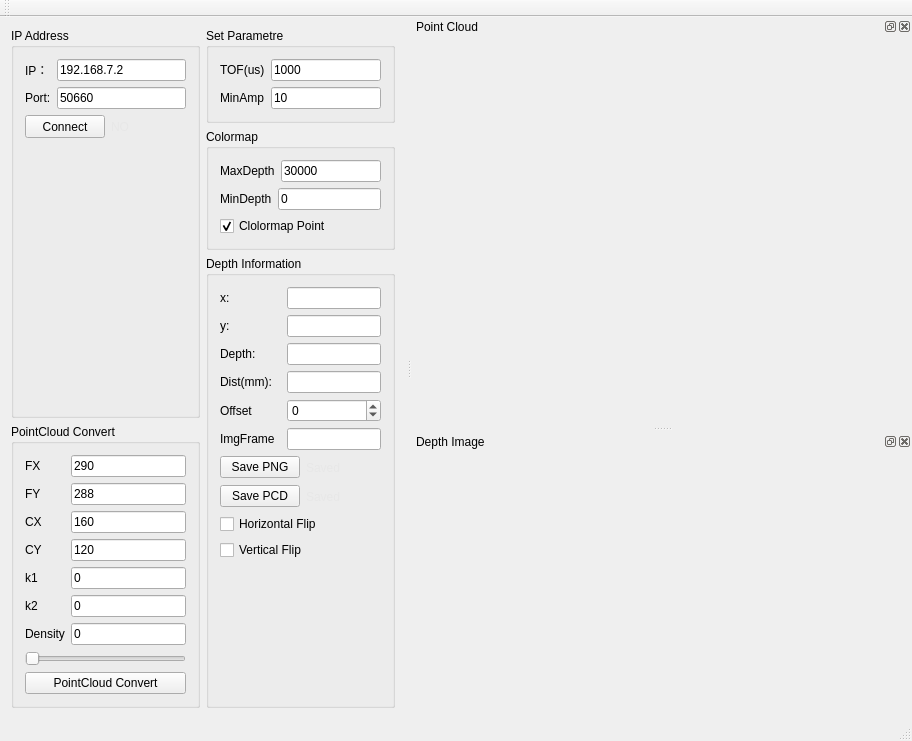
Before: the Qt Designer form SmartEye/SmartEye/smarteye.ui in SHU3DVision/SmartEye, drawn with Qt 5.
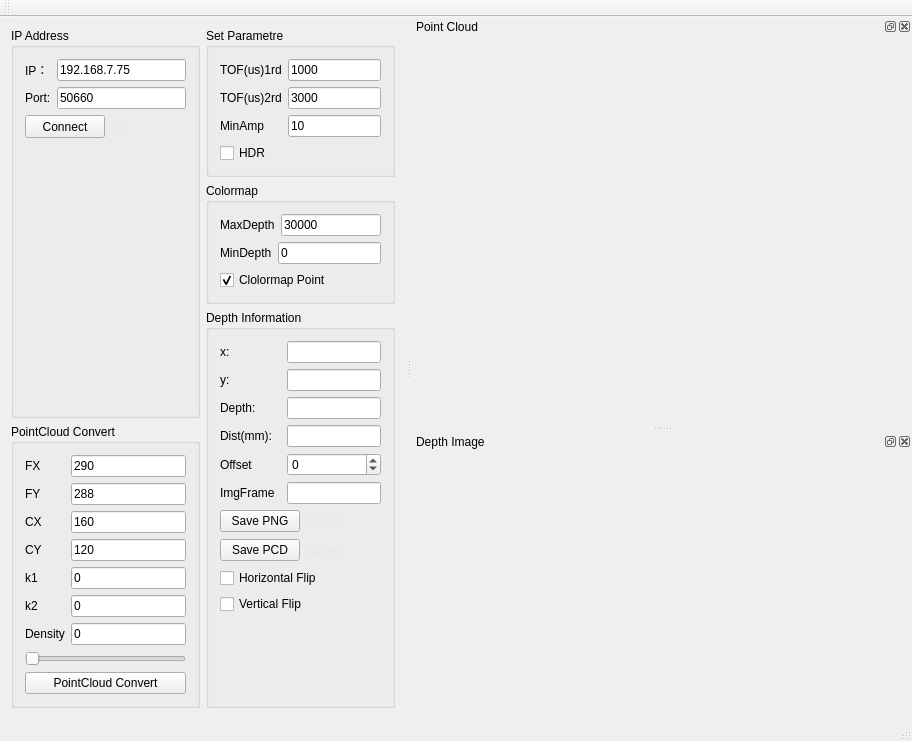
After: the same form once the commit is applied. Icons and pictures are not drawn. Custom widgets are drawn as their Qt base class.

```diff
--- a/SmartEye/SmartEye/smarteye.ui
+++ b/SmartEye/SmartEye/smarteye.ui
@@ -46,7 +46,7 @@
              <item row="0" column="1">
               <widget class="QLineEdit" name="IplineEdit">
                <property name="text">
-                <string>192.168.7.2</string>
+                <string>192.168.7.75</string>
                </property>
               </widget>
              </item>
@@ -286,20 +286,6 @@
         <layout class="QVBoxLayout" name="verticalLayout_13">
          <item>
           <layout class="QGridLayout" name="gridLayout_6">
-           <item row="1" column="0">
-            <widget class="QLabel" name="label_16">
-             <property name="text">
-              <string>MinAmp</string>
-             </property>
-            </widget>
-           </item>
-           <item row="0" column="0">
-            <widget class="QLabel" name="label_9">
-             <property name="text">
-              <string>TOF(us)</string>
-             </property>
-            </widget>
-           </item>
            <item row="0" column="2">
             <widget class="QLineEdit" name="IntegrationtimelineEdit">
              <property name="text">
@@ -307,15 +293,50 @@
              </property>
             </widget>
            </item>
-           <item row="1" column="2">
+           <item row="2" column="2">
             <widget class="QLineEdit" name="setAmplineEdit">
              <property name="text">
               <string>10</string>
              </property>
             </widget>
            </item>
+           <item row="2" column="0">
+            <widget class="QLabel" name="label_16">
+             <property name="text">
+              <string>MinAmp</string>
+             </property>
+            </widget>
+           </item>
+           <item row="0" column="0">
+            <widget class="QLabel" name="label_9">
+             <property name="text">
+              <string>TOF(us)1rd</string>
+             </property>
+            </widget>
+           </item>
+           <item row="1" column="2">
+            <widget class="QLineEdit" name="IntegrationtimeHDRlineEdit">
+             <property name="text">
+              <string>3000</string>
+             </property>
+            </widget>
+           </item>
+           <item row="1" column="0">
+            <widget class="QLabel" name="label_20">
+             <property name="text">
+              <string>TOF(us)2rd</string>
+             </property>
+            </widget>
+           </item>
           </layout>
          </item>
+         <item>
+          <widget class="QCheckBox" name="checkBoxHDR">
+           <property name="text">
+            <string>HDR</string>
+           </property>
+          </widget>
+         </item>
         </layout>
        </widget>
       </item>
```
Left out of the diff: 2 changed lines with no effect on the pictures.
